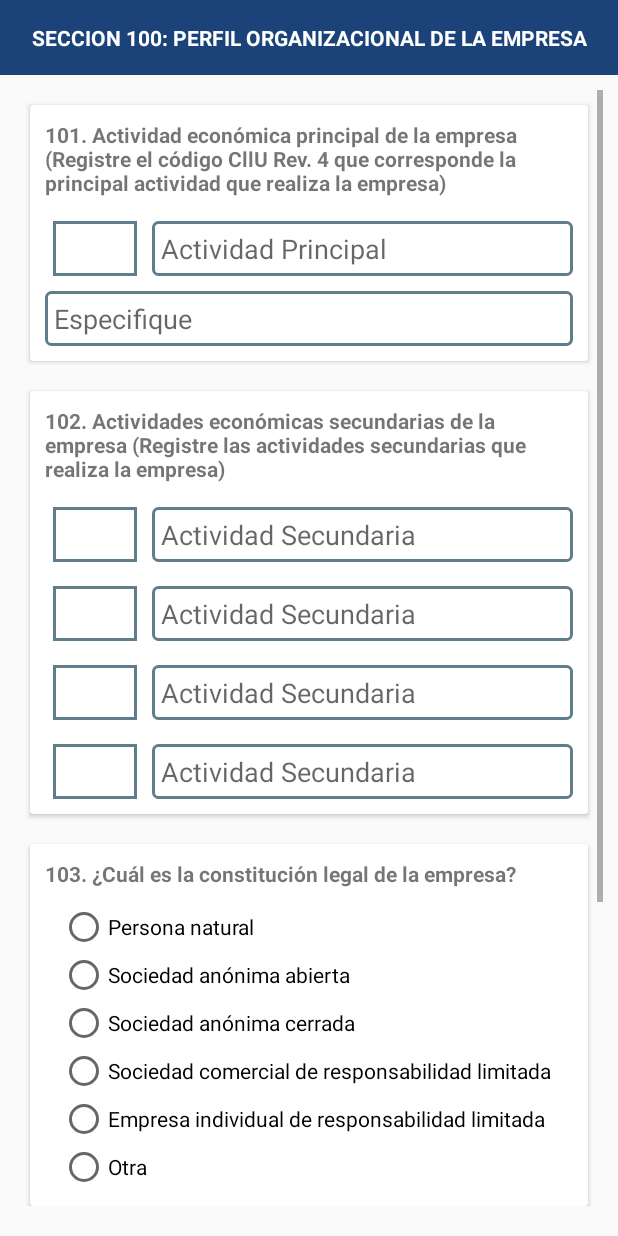
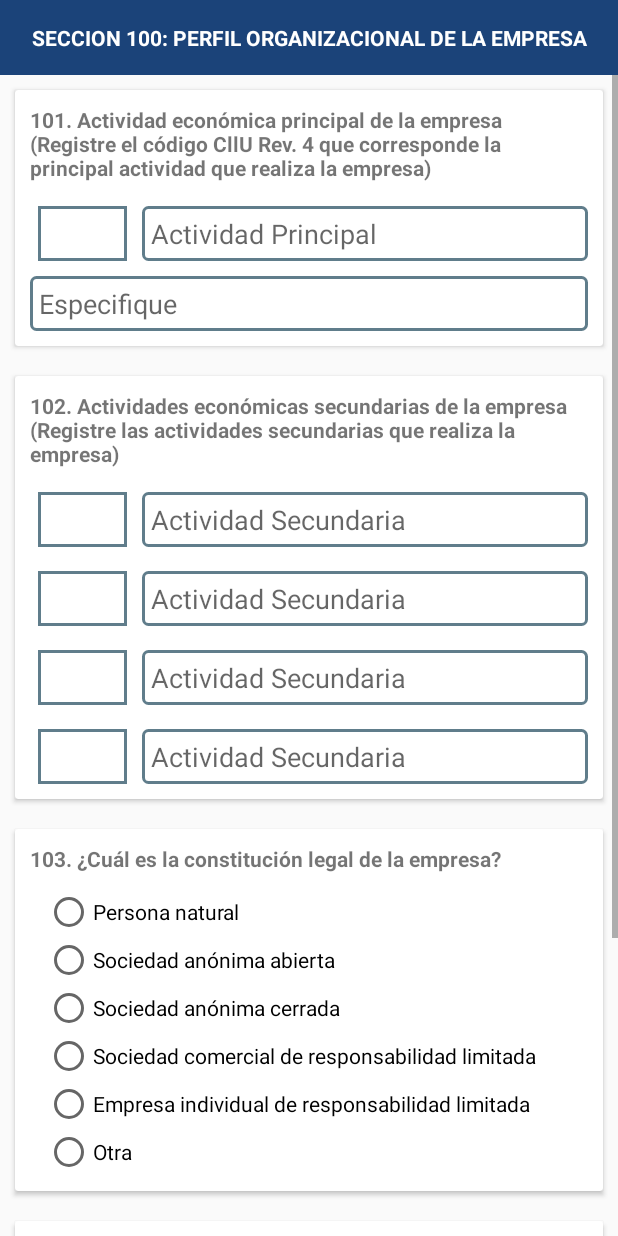
Before and after one commit to Ricindigus/ProyectoEncuestaENCAMY, an Android app: the fragment Seccion100Fragment1 shown on its own in the app's theme, on a phone screen of 412 x 824 dp. Run offline under Robolectric (Android 15) with nearby library versions, the phone set to English and light mode, and no system bars; 3 statements that could not run were skipped.

Commit message:
seccion 100 corregido xml

```diff
--- a/app/src/main/res/layout/fragment1_s100.xml
+++ b/app/src/main/res/layout/fragment1_s100.xml
@@ -21,9 +21,7 @@
     </LinearLayout>
     <ScrollView
         android:layout_width="match_parent"
-        android:layout_height="match_parent"
-        android:padding="10dp"
-        android:layout_marginBottom="10dp">
+        android:layout_height="match_parent">
         <LinearLayout
             android:layout_width="match_parent"
             android:layout_height="wrap_content"
@@ -34,7 +32,6 @@
             <include layout="@layout/sec100_p103"></include>
             <include layout="@layout/sec100_p104"></include>
             <include layout="@layout/sec100_p105"></include>
-
         </LinearLayout>
 
     </ScrollView>
```
